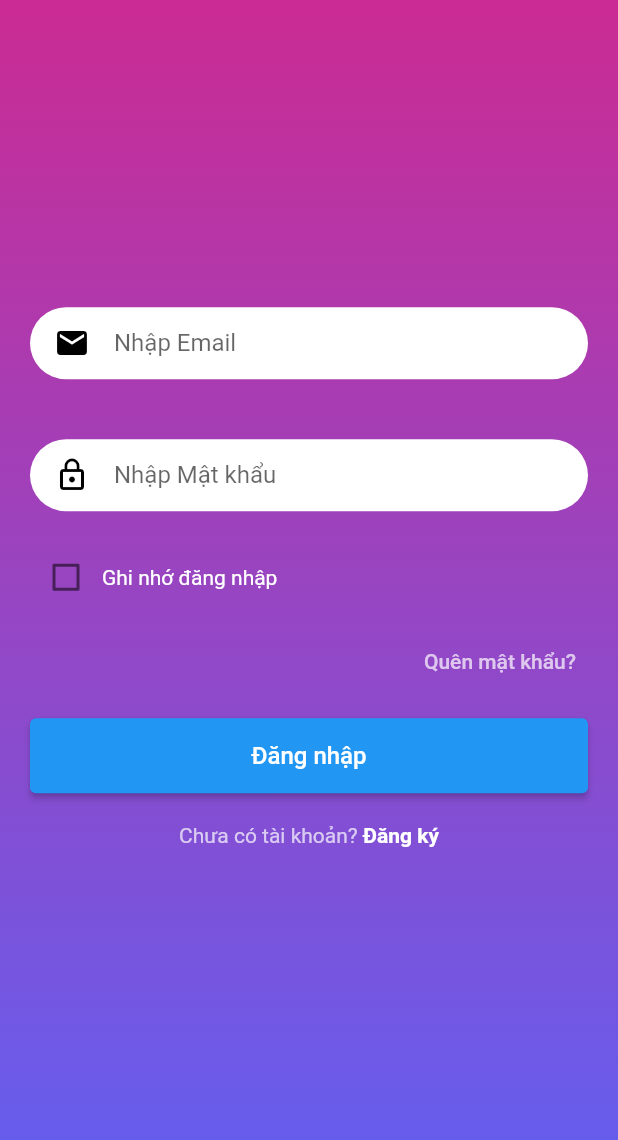
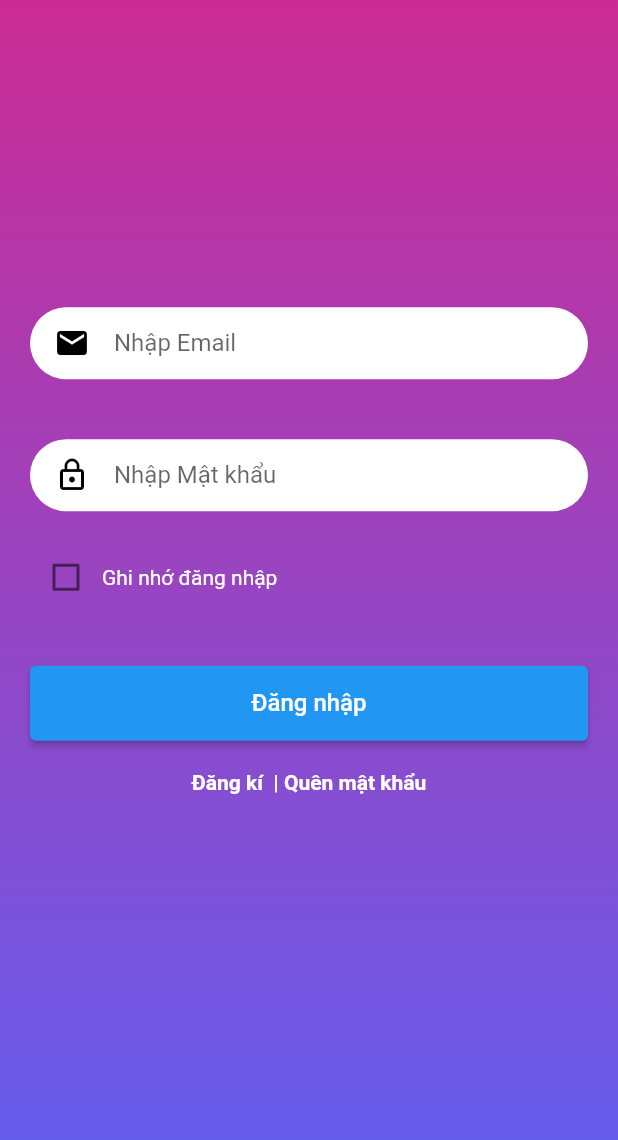
Before and after one commit to thanhthanhnguyen82/flutter, a Flutter app: the screen it shows after launch, on a phone screen of 412 x 824 dp. Shown: the top 1140 px of the screen. Run offline on Flutter 3.47's test engine with Material 2 defaults, Android fonts, the phone set to English and light mode, and no system bars; our stand-ins replace cloud_firestore, firebase_auth, firebase_core, firebase_database, shared_preferences; accounts and stored records are empty.

Commit message:
fix textbutton

```diff
--- a/lib/screen/forget.dart
+++ /dev/null
@@ -1,26 +0,0 @@
-import 'package:flutter/material.dart';
-import 'package:NCKH/screen/reset_screen.dart';
-
-class ForgetPassword extends StatelessWidget {
-  const ForgetPassword(this.context, {super.key});
-  final BuildContext context;
-  @override
-  Widget build(context) {
-    return Container(
-      width: MediaQuery.of(context).size.width,
-      height: 35,
-      alignment: Alignment.bottomRight,
-      child: TextButton(
-        child: const Text(
-          "Quên mật khẩu?",
-          style: TextStyle(color: Colors.white70),
-          textAlign: TextAlign.right,
-        ),
-        onPressed: () {
-          Navigator.push(context,
-              MaterialPageRoute(builder: (context) => const ResetPassword()));
-        },
-      ),
-    );
-  }
-}
--- a/lib/screen/signUpOption.dart
+++ b/lib/screen/signUpOption.dart
@@ -2,22 +2,23 @@ import 'package:flutter/material.dart';
 import 'package:NCKH/screen/signup_screen.dart';
 
 class SignUpOption extends StatelessWidget {
-  const SignUpOption({super.key});
+  const SignUpOption(this.textButton, this.onPressed, {super.key});
+  final String textButton;
+  final onPressed;
   @override
   Widget build(context) {
     return Row(
       mainAxisAlignment: MainAxisAlignment.center,
       children: [
-        const Text("Chưa có tài khoản?",
-            style: TextStyle(color: Colors.white70)),
         GestureDetector(
           onTap: () {
-            Navigator.push(context,
-                MaterialPageRoute(builder: (context) => SignUpScreen()));
+            Navigator.push(
+                context, MaterialPageRoute(builder: (context) => onPressed));
           },
-          child: const Text(
-            " Đăng ký",
-            style: TextStyle(color: Colors.white, fontWeight: FontWeight.bold),
+          child: Text(
+            textButton,
+            style: const TextStyle(
+                color: Colors.white, fontWeight: FontWeight.bold),
           ),
         ),
       ],
--- a/lib/screen/signin_screen.dart
+++ b/lib/screen/signin_screen.dart
@@ -4,8 +4,9 @@ import 'package:firebase_auth/firebase_auth.dart';
 import 'package:shared_preferences/shared_preferences.dart';
 import 'package:NCKH/screen/signUpOption.dart';
 import 'package:NCKH/screen/reusableTextField.dart';
-import 'package:NCKH/screen/forget.dart';
 import 'package:NCKH/screen/uiButton.dart';
+import 'package:NCKH/screen/reset_screen.dart';
+import 'package:NCKH/screen/signup_screen.dart';
 
 class SignInScreen extends StatefulWidget {
   const SignInScreen({Key? key}) : super(key: key);
@@ -127,7 +128,6 @@ class _SignInScreenState extends State<SignInScreen> {
                 const SizedBox(
                   height: 5,
                 ),
-                ForgetPassword(context),
                 UIButton(context, "Đăng nhập", () async {
                   FirebaseAuth.instance
                       .signInWithEmailAndPassword(
@@ -145,7 +145,13 @@ class _SignInScreenState extends State<SignInScreen> {
                     print("Lỗi ${error.toString()}");
                   });
                 }),
-                const SignUpOption(),
+                const Row(
+                  mainAxisAlignment: MainAxisAlignment.center,
+                  children: [
+                    SignUpOption("Đăng kí  | ", SignUpScreen()),
+                    SignUpOption("Quên mật khẩu", ResetPassword()),
+                  ],
+                ),
               ],
             ),
           ),
--- a/lib/screen/signup_screen.dart
+++ b/lib/screen/signup_screen.dart
@@ -3,6 +3,7 @@ import 'package:firebase_auth/firebase_auth.dart';
 import 'package:NCKH/reusable_widgets/reusable_widget.dart';
 import 'package:NCKH/utils/color_utils.dart';
 import 'package:flutter/material.dart';
+import 'package:NCKH/screen/uiButton.dart';
 
 class SignUpScreen extends StatefulWidget {
   const SignUpScreen({Key? key}) : super(key: key);
@@ -80,7 +81,7 @@ class _SignUpScreenState extends State<SignUpScreen> {
                 const SizedBox(
                   height: 20,
                 ),
-                firebaseUIButton(context, "Sign Up", () {
+                UIButton(context, "Sign Up", () {
                   _signUp();
                 }),
               ],
```
